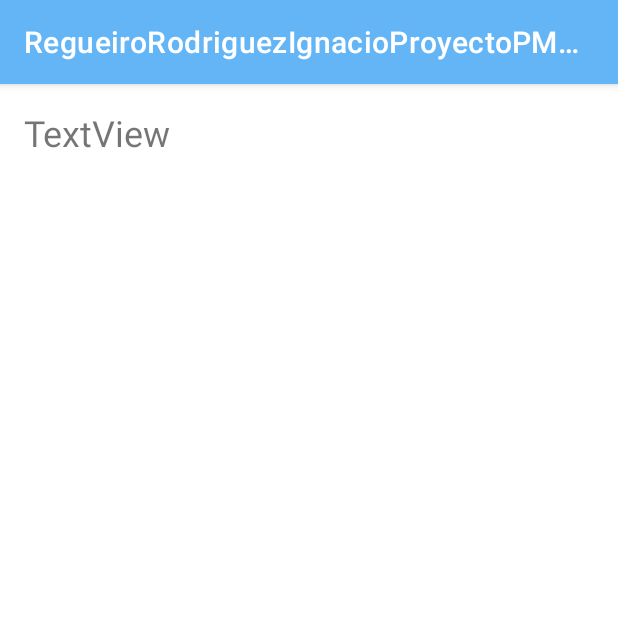
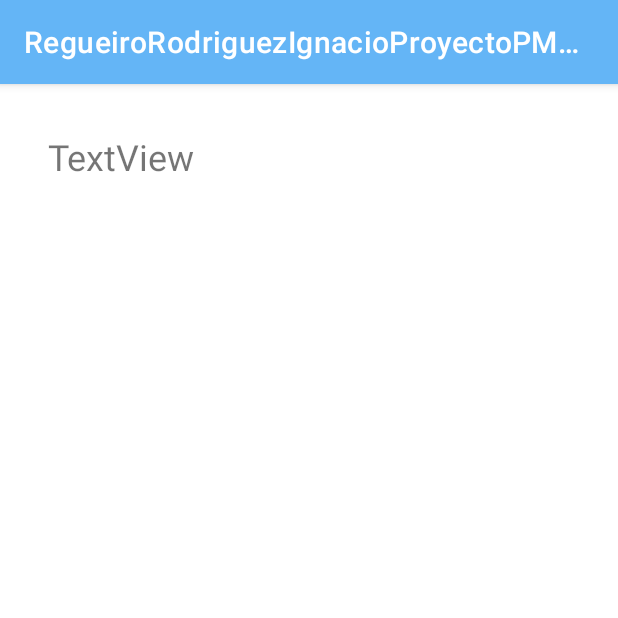
Before and after one commit to nachoregueiro/RegueiroRodriguezIgnacioProyectoPMDM, an Android app: the ListaPeliculasActivity screen opened directly, with no data from a screen before it, on a phone screen of 412 x 824 dp, the top half of it. Run offline under Robolectric (Android 15) with nearby library versions, the phone set to English and light mode, and no system bars.

Commit message:
Modificado el adapter y creado los recursos en el value.

```diff
--- /dev/null
+++ b/app/src/main/java/activities/PeliculasListActivity.kt
@@ -0,0 +1,6 @@
+package activities
+
+import androidx.appcompat.app.AppCompatActivity
+
+class PeliculasActivity: AppCompatActivity() {
+}
--- a/app/src/main/res/layout/activity_lista_peliculas.xml
+++ b/app/src/main/res/layout/activity_lista_peliculas.xml
@@ -4,10 +4,12 @@
     xmlns:tools="http://schemas.android.com/tools"
     android:layout_width="match_parent"
     android:layout_height="match_parent"
+    android:paddingHorizontal="@dimen/margen_pantalla_default_horizontal"
+    android:paddingVertical="@dimen/margen_pantalla_default_vertical"
     tools:context=".ListaPeliculasActivity">
 
     <TextView
-        android:id="@+id/tvCountryName"
+        android:id="@+id/tvPeliculasNombre"
         android:layout_width="0dp"
         android:layout_height="wrap_content"
 
@@ -33,6 +35,15 @@
         tools:ignore="UnknownIdInLayout"
         />
 
+    <com.google.android.material.imageview.ShapeableImageView
+        android:id="@+id/iv_character"
+        android:layout_width="@dimen/imagen_lista_personajes_tamanho"
+        android:layout_height="@dimen/imagen_lista_personajes_tamanho"
+        android:padding="2.5dp"
+        tools:layout_editor_absoluteX="48dp"
+        tools:layout_editor_absoluteY="234dp"
+        tools:srcCompat="@tools:sample/avatars"
+        tools:ignore="MissingConstraints" />
 
 
 </androidx.constraintlayout.widget.ConstraintLayout>
--- /dev/null
+++ b/app/src/main/res/values/dimens.xml
@@ -0,0 +1,10 @@
+<?xml version="1.0" encoding="utf-8"?>
+<resources>
+    <dimen name="margen_pantalla_default_horizontal">16dp</dimen>
+    <dimen name="margen_pantalla_default_vertical">16dp</dimen>
+
+
+    <dimen name="imagen_lista_personajes_tamanho">64dp</dimen>
+    <dimen name="margen_vertical_entreEdittexts">50dp</dimen>
+
+</resources>
```
Also changed, not shown: app/src/main/java/adapters/PeliculasListaAdapter.kt (+21 -15 lines), app/src/main/java/entities/Pelicula.kt (added, +7 -0 lines), app/src/main/java/entities/Personaje.kt (deleted, +0 -9 lines), app/src/main/java/es/regueirorodriguezignacioproyectopmdm/item_peliculas.kt (deleted, +0 -16 lines), app/src/main/res/layout/activity_segunda.xml (+5 -5 lines), app/src/main/res/layout/item_pelicula.xml (added, +31 -0 lines), app/src/main/res/values/strings.xml (+12 -0 lines).
